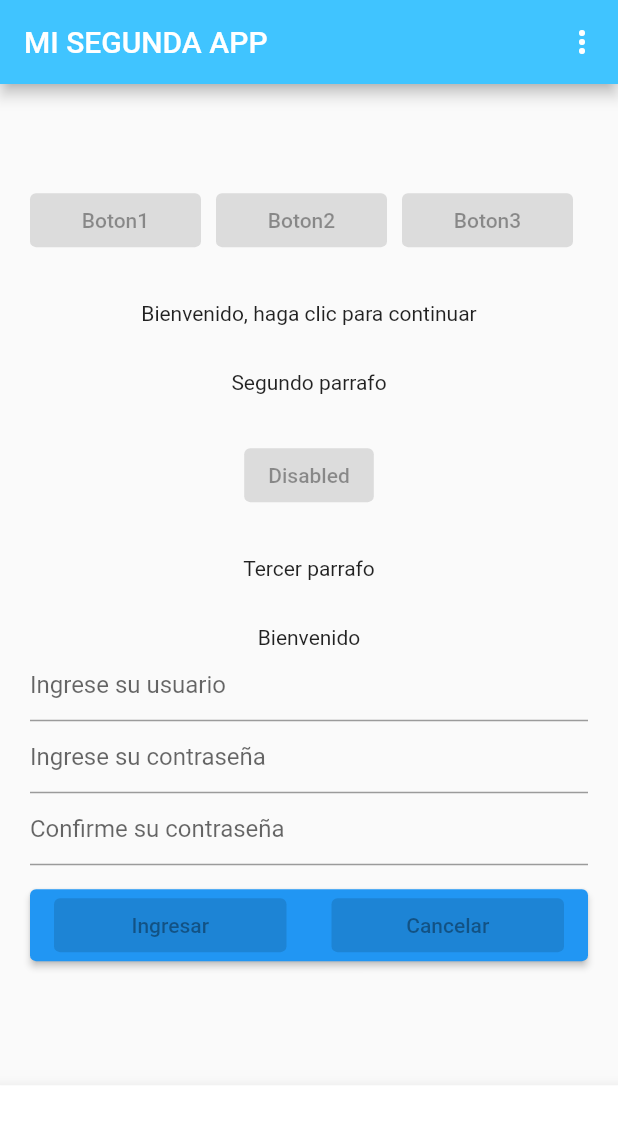
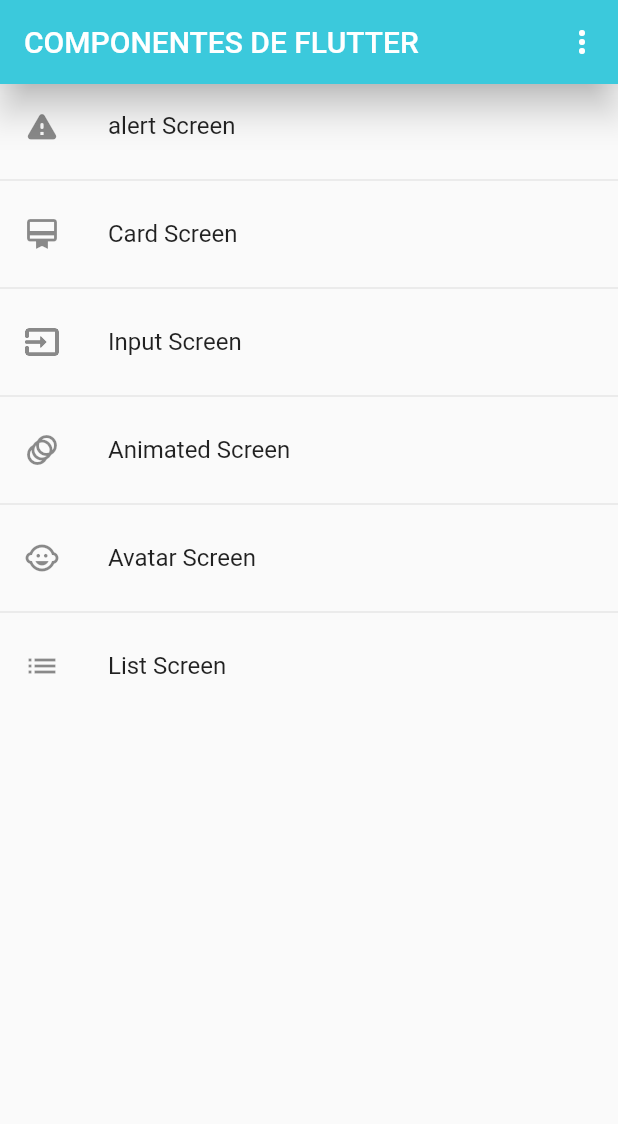
Before and after one commit to SantiagoTituania/my_app_flutter_2, a Flutter app: the screen it shows after launch, on a phone screen of 412 x 824 dp. Shown: the top 1124 px of the screen. Run offline on Flutter 3.47's test engine with Material 2 defaults, Android fonts, the phone set to English and light mode, and no system bars.

Commit message:
Componentes Flutter-rutas

```diff
--- a/lib/main.dart
+++ b/lib/main.dart
@@ -1,6 +1,10 @@
 import 'package:flutter/material.dart';
+import 'package:my_app_flutter_2/screens/alert_screen.dart';
+import 'package:my_app_flutter_2/theme/app_theme.dart';
 
+import 'router/app_router.dart';
 import 'screens/home_screen.dart';
+import 'screens/input_screen.dart';
 
 void main(){
   runApp(new App2());
@@ -14,9 +18,9 @@
     return MaterialApp(
       debugShowCheckedModeBanner: false,
       title: "Mi primera app",
-
-      home: HomeScreen(),
-
+      routes: AppRouter.getRoutes(),
+      initialRoute: AppRouter.initialRoute,
+      theme: AppTheme.lightTheme,
     );
 
   }
--- /dev/null
+++ b/lib/models/menu_options.dart
@@ -0,0 +1,11 @@
+import 'package:flutter/material.dart';
+
+class MenuOptions{
+  final String route;
+  final IconData icono;
+  final String nombre;
+  final Widget screen;
+MenuOptions({required this.route, required this.icono, required this.nombre, required this.screen});
+
+
+}
--- /dev/null
+++ b/lib/models/models.dart
@@ -0,0 +1 @@
+export 'package:my_app_flutter_2/models/menu_options.dart';
--- /dev/null
+++ b/lib/router/app_router.dart
@@ -0,0 +1,31 @@
+import 'package:flutter/material.dart';
+import 'package:my_app_flutter_2/models/menu_options.dart';
+import 'package:my_app_flutter_2/models/models.dart';
+import 'package:my_app_flutter_2/screens/screens.dart';
+
+
+
+class AppRouter{
+  static const initialRoute = "home";
+  static final menuOpcion = <MenuOptions> [
+    MenuOptions(route: 'alert', icono: Icons.warning_rounded , nombre: 'alert Screen', screen: const AlertScreen() ),
+    MenuOptions(route: 'card', icono: Icons.card_membership, nombre: 'Card Screen', screen: const CardScreen()),
+    MenuOptions(route: 'input', icono: Icons.input_outlined, nombre: 'Input Screen', screen: const Input_Screen() ),
+    MenuOptions(route: 'animated', icono: Icons.animation_outlined, nombre: 'Animated Screen', screen: const AnimatedScreen()),
+    MenuOptions(route: 'avatar', icono: Icons.child_care_rounded, nombre: 'Avatar Screen', screen: const AvatarScreen()),
+    MenuOptions(route: 'list', icono: Icons.list, nombre: 'List Screen', screen: const ListViewS()),
+
+
+  ];
+
+
+  static Map<String, Widget Function(BuildContext)> getRoutes(){
+    Map<String, Widget Function(BuildContext)> routes = {};
+    routes.addAll({'home': (BuildContext context) => HomeScreen()});
+    for(var item in menuOpcion){
+      routes.addAll({item.route:(BuildContext context)=> item.screen}) ;
+    }
+    return routes;
+
+  }
+}
--- /dev/null
+++ b/lib/screens/alert_screen.dart
@@ -0,0 +1,16 @@
+import 'package:flutter/material.dart';
+
+class AlertScreen extends StatelessWidget{
+  const AlertScreen({super.key});
+
+  @override
+  Widget build(BuildContext context) {
+    return  Scaffold(
+      appBar: AppBar(
+        title: const Text('Pantalla alerta Screen'),
+      ),
+      body: const Center(child: Text("Pantalla de Alerta Screen")),
+      );
+  }
+
+}
--- /dev/null
+++ b/lib/screens/animated_screen.dart
@@ -0,0 +1,16 @@
+import 'package:flutter/material.dart';
+
+class AnimatedScreen extends StatelessWidget{
+  const AnimatedScreen({super.key});
+
+  @override
+  Widget build(BuildContext context) {
+    return Scaffold(
+      appBar: AppBar(
+        title: const Text('Pantalla de Animated Screen'),
+      ),
+      body: const Center(child: Text("Pantalla de Animated Screen"),)
+    );
+  }
+
+}
--- /dev/null
+++ b/lib/screens/avatar_screen.dart
@@ -0,0 +1,16 @@
+import 'package:flutter/material.dart';
+
+class AvatarScreen extends StatelessWidget{
+  const AvatarScreen({super.key});
+
+  @override
+  Widget build(BuildContext context) {
+    return  Scaffold(
+      appBar: AppBar(
+        title: const Text('Pantalla avatar Screen'),
+      ),
+      body: const Center(child: Text("Pantalla de Avatar Screen")),
+      );
+  }
+
+}
--- /dev/null
+++ b/lib/screens/card_screen.dart
@@ -0,0 +1,16 @@
+import 'package:flutter/material.dart';
+
+class CardScreen extends StatelessWidget{
+  const CardScreen({super.key});
+
+  @override
+  Widget build(BuildContext context) {
+    return Scaffold(
+      appBar: AppBar(
+        title: const Text('Pantalla Card Screen'),
+      ),
+      body: Center(child: Text("Pantalla de Card Screen"))
+    );
+  }
+
+}
--- a/lib/screens/home_screen.dart
+++ b/lib/screens/home_screen.dart
@@ -1,13 +1,21 @@
 import 'package:flutter/material.dart';
+
+import '../models/models.dart';
+import '../router/app_router.dart';
 
 class HomeScreen extends StatelessWidget{
   //final GlobalKey<FormState> _formKey = GlobalKey<FormState>();
+
+  static List<MenuOptions> listaMenu = AppRouter.menuOpcion;
+
+  const HomeScreen({super.key});
   @override
   Widget build(Object context) {
     return Scaffold(
         appBar: AppBar(
-          title: const Text('MI SEGUNDA APP'),
-          backgroundColor: Colors.lightBlueAccent,
+          title: const Text('COMPONENTES DE FLUTTER'),
+          elevation: 10,
+          //backgroundColor: Colors.lightBlueAccent,
           actions: [
 
         PopupMenuButton(
@@ -48,129 +56,24 @@
 
   ],
         ),
-        body: Container(
-          padding: const EdgeInsets.all(20),
-          child: Center(
-            child: Column(
-              mainAxisAlignment: MainAxisAlignment.center,
-              crossAxisAlignment: CrossAxisAlignment.center,
-
-              children: [
-                Row(
-                  children: const[
-                    Expanded(child: ElevatedButton(
-                      onPressed: null,
-                      child:  Text("Boton1")),
-                      ),
-                      SizedBox(width: 10,),
-                      Expanded(child: ElevatedButton(
-                      onPressed: null,
-                      child:  Text("Boton2")),
-                      ),
-                      SizedBox(width: 10,),
-                      Expanded(child: ElevatedButton(
-                      onPressed: null,
-                      child:  Text("Boton3")),
-                      ),
-                      SizedBox(width: 10,),
-
-                  ],
-                ),
-                const SizedBox(height: 30,),
-                const Text("Bienvenido, haga clic para continuar"),
-                const SizedBox(height: 30,),
-                const Text("Segundo parrafo"),
-                const SizedBox(height: 30,),
-                ElevatedButton(
-              //style: style,
-              onPressed: null,
-              child: const Text('Disabled'),
-            ),
-              const SizedBox(height: 30,),
-               const  Text("Tercer parrafo"),
-
-               const SizedBox(height: 30,),
-
-               const Text("Bienvenido"),
-              // key: _formKey,
-               TextFormField(
-              decoration: const InputDecoration(
-              hintText: 'Ingrese su usuario',
-
-            ),
+        body: ListView.separated(
+          itemBuilder: (context, index) => ListTile(
+            title: Text(listaMenu[index].nombre),
+            leading: Icon(listaMenu[index].icono),
+            onTap: () {
+              Navigator.pushNamed(context, listaMenu[index].route);
+            },
+          ) ,
+          separatorBuilder: ((context, index) => const Divider() ),
+          itemCount: AppRouter.menuOpcion.length,
 
 
-             validator: (String? value) {
-              if (value == null || value.isEmpty) {
-                return 'Por favor ingrese nuevamente su Usuario';
-              }
-              return null;
-            },),
-            TextFormField(
-              decoration: const InputDecoration(
-              hintText: 'Ingrese su contraseña',
+        )
 
-            ),
-
-
-             validator: (String? value) {
-              if (value == null || value.isEmpty) {
-                return 'Por favor ingrese su contraseña';
-              }
-              return null;
-            },),
-            TextFormField(
-              decoration: const InputDecoration(
-              hintText: 'Confirme su contraseña',
-
-            ),
-
-
-             validator: (String? value) {
-              if (value == null || value.isEmpty) {
-                return 'Por favor ingrese nuevamente su contraseña';
-              }
-              return null;
-            },),
-            Padding(
-            padding: const EdgeInsets.symmetric(vertical: 16.0),
-            child: ElevatedButton(
-              onPressed: () {
-                // Validate will return true if the form is valid, or false if
-                // the form is invalid.
-
-              },
-              //child: const Text('Ingresar'),
-              child: Row(
-                children: const[
-                  Expanded(child: ElevatedButton(
-                    onPressed: null,
-                    child:  Text("Ingresar")),
-                    ),
-                    SizedBox(width: 30,),
-                    Expanded(child: ElevatedButton(
-                    onPressed: null,
-                    child:  Text("Cancelar")),
-                    ),
-
-                ],
-              ),
-
-
-
-            ),
-          ),
-           ],
-
-
-            ),
-
-            ),
-        ),
-        bottomNavigationBar: BottomAppBar(
-          shape: const CircularNotchedRectangle(),
-          child: Container(height: 100.5),
-        ),
+        //bottomNavigationBar: BottomAppBar(
+          //shape: const CircularNotchedRectangle(),
+          //child: Container(height: 100.5),
+        //),
       );
   }
 
--- /dev/null
+++ b/lib/screens/list_view_screen.dart
@@ -0,0 +1,17 @@
+import 'package:flutter/material.dart';
+
+class ListViewS extends StatelessWidget{
+  const ListViewS({super.key});
+
+  @override
+  Widget build(BuildContext context) {
+    return Scaffold(
+      appBar: AppBar(
+        title: const Text('Pantalla List View Screen'),
+      ),
+      body: Center(child: Text("Pantalla de List View Screen"))
+    );
+  }
+
+
+}
--- /dev/null
+++ b/lib/screens/screens.dart
@@ -0,0 +1,7 @@
+export 'package:my_app_flutter_2/screens/alert_screen.dart';
+export 'package:my_app_flutter_2/screens/card_screen.dart';
+export 'package:my_app_flutter_2/screens/home_screen.dart';
+export 'package:my_app_flutter_2/screens/input_screen.dart';
+export 'package:my_app_flutter_2/screens/animated_screen.dart';
+export 'package:my_app_flutter_2/screens/avatar_screen.dart';
+export 'package:my_app_flutter_2/screens/list_view_screen.dart';
--- /dev/null
+++ b/lib/theme/app_theme.dart
@@ -0,0 +1,59 @@
+import 'package:flutter/material.dart';
+
+class AppTheme {
+  static const primaryColor = Color.fromARGB(255, 59, 201, 220);
+  static final ThemeData lightTheme = ThemeData.light().copyWith(
+    //Definir el color primario de la aplicacion
+    primaryColor: primaryColor,
+    // Definir el diseño de todos los apps bars
+    appBarTheme: const AppBarTheme(
+      color: primaryColor,
+      elevation: 10,
+    ),
+    // definir el diseño de todos los botones
+    textButtonTheme: TextButtonThemeData(
+    style: TextButton.styleFrom(backgroundColor: primaryColor)
+    ),
+
+    // definir el diseño de todos los botones flotantes
+    floatingActionButtonTheme: const FloatingActionButtonThemeData(
+      backgroundColor: primaryColor,
+      elevation:10,
+    ),
+
+    elevatedButtonTheme: ElevatedButtonThemeData(
+      style: ElevatedButton.styleFrom(
+        backgroundColor: primaryColor,
+        shape: const StadiumBorder(),
+        elevation: 10,
+
+      )
+    ),
+
+    inputDecorationTheme: const InputDecorationTheme(
+      floatingLabelStyle: TextStyle(color: primaryColor),
+      enabledBorder: OutlineInputBorder(
+        borderSide: BorderSide(color: primaryColor),
+        borderRadius: BorderRadius.only(
+          bottomLeft: Radius.circular(10),
+          topRight: Radius.circular(10),
+        ),
+      ),
+
+       focusedBorder: OutlineInputBorder(
+        borderSide: BorderSide(color: primaryColor),
+        borderRadius: BorderRadius.only(
+          bottomLeft: Radius.circular(10),
+          topRight: Radius.circular(10),
+        ),
+      ),
+
+        border: OutlineInputBorder(
+        borderRadius: BorderRadius.only(
+          bottomLeft: Radius.circular(10),
+          topRight: Radius.circular(10),
+        ),
+      ),
+    )
+  );
+}
```
Also changed, not shown: lib/screens/input_screen.dart (added, +97 -0 lines), lib/widgest/input_custom.dart (added, +50 -0 lines).
